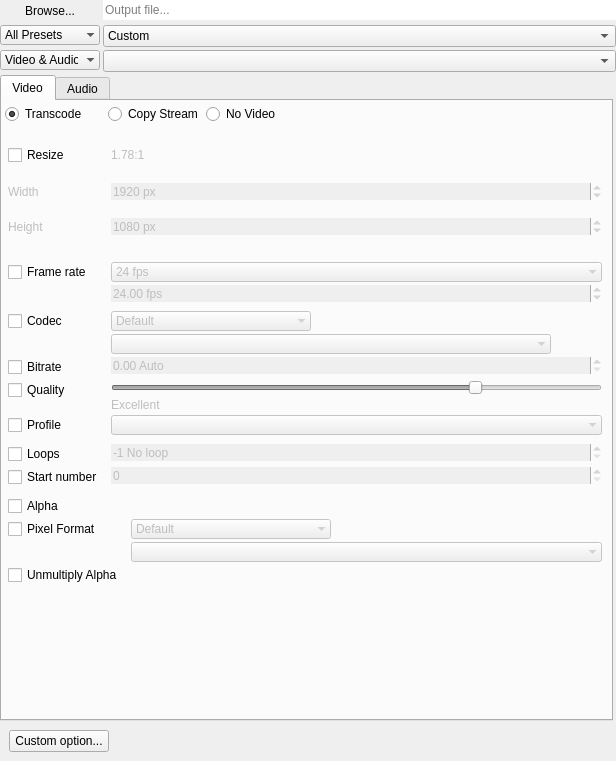
RxLaboratory/DuME, file DuFFMpeg/outputwidget.ui: the form before one commit.
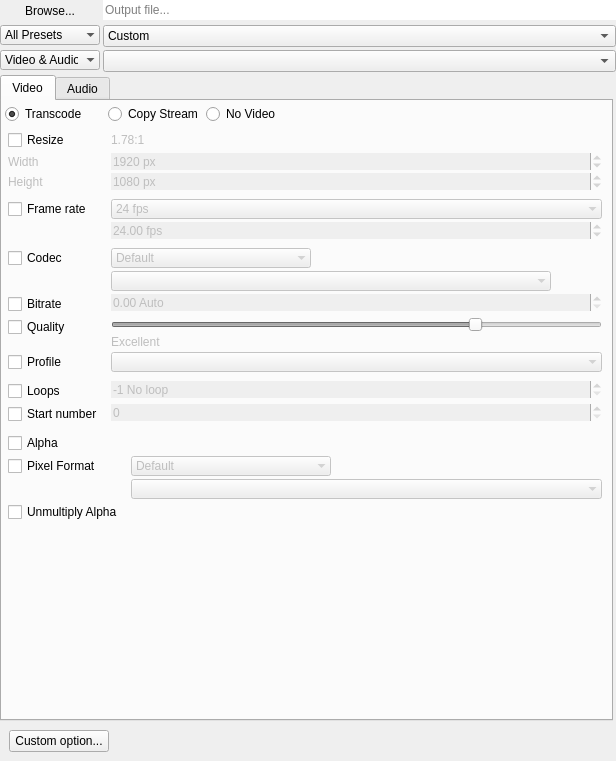
The form after the commit. The open tabs and pages were chosen to show the change.

Diff of the .ui file:
```diff
--- a/DuFFMpeg/outputwidget.ui
+++ b/DuFFMpeg/outputwidget.ui
@@ -243,7 +243,7 @@
         <x>0</x>
         <y>0</y>
         <width>616</width>
-        <height>677</height>
+        <height>680</height>
        </rect>
       </property>
       <layout class="QVBoxLayout" name="verticalLayout" stretch="0,0">
@@ -286,7 +286,7 @@
           <attribute name="title">
            <string>Video</string>
           </attribute>
-          <layout class="QVBoxLayout" name="verticalLayout_4">
+          <layout class="QVBoxLayout" name="verticalLayout_4" stretch="0,0,0,0,0,0,1">
            <property name="spacing">
             <number>3</number>
            </property>
```
Left out of the diff: 6 changed lines with no effect on the pictures.
